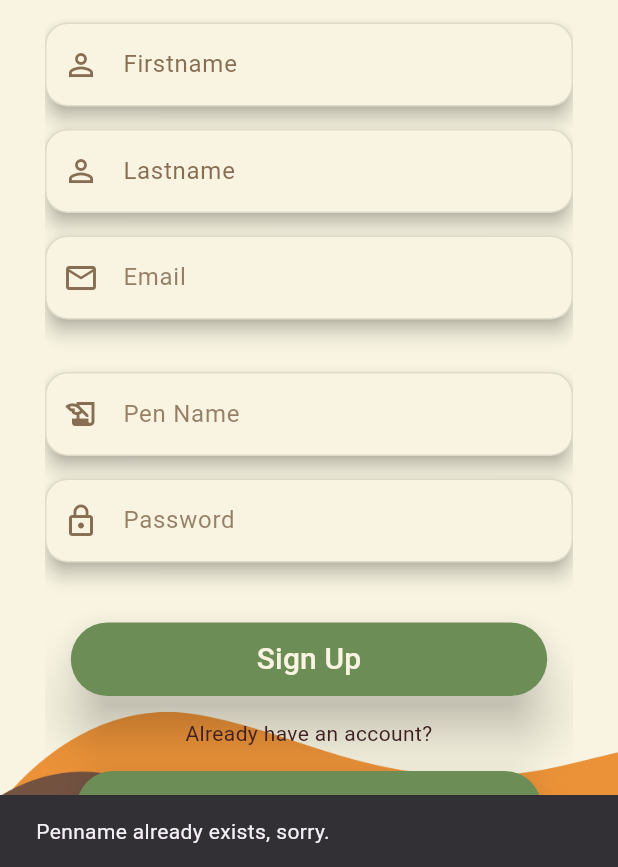
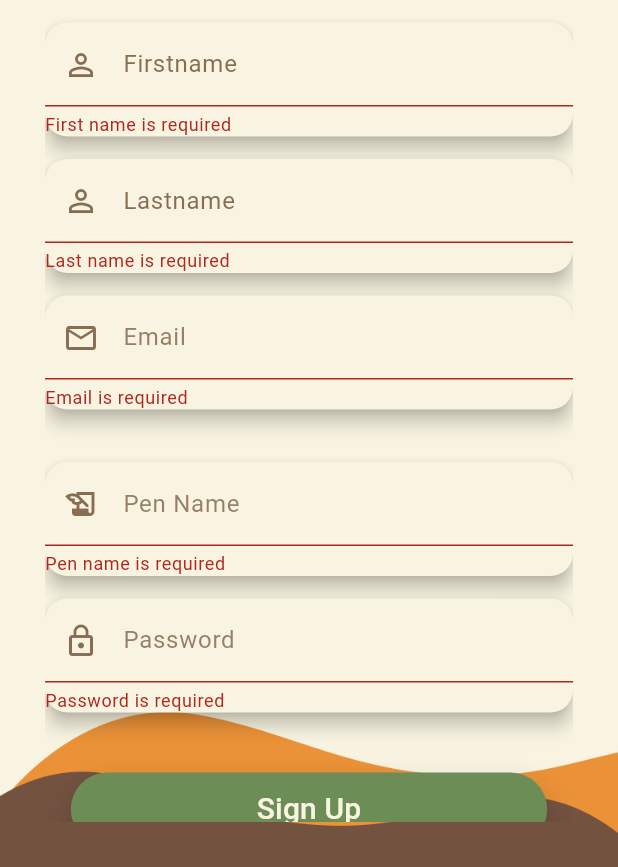
Before and after one commit to JArangali/Whispyr_Flutter_Finals, a Flutter app: the insertForm screen opened directly, after a tap on "Sign Up", on a phone screen of 412 x 824 dp, the part 369-1236 px from its top. Run offline on Flutter 3.47's test engine with Material 3 defaults, Android fonts, the phone set to English and light mode, and no system bars; our stand-ins replace cloud_firestore, firebase_core, shared_preferences, table_calendar; accounts and stored records are empty.

Commit message:
Validations Done

```diff
--- a/lib/signup.dart
+++ b/lib/signup.dart
@@ -36,6 +36,9 @@ class insertForm extends StatefulWidget {
 
 class _insertFormState extends State<insertForm> {
   @override
+  final _formKey = GlobalKey<FormState>();
+
+
   var FirstnameController = TextEditingController();
   var LastnameController = TextEditingController();
   var EmailController = TextEditingController();
@@ -60,6 +63,7 @@ class _insertFormState extends State<insertForm> {
               ),
             ),
             child: Form(
+                key: _formKey,
                 child: ListView(
                   children: [
 
@@ -85,6 +89,12 @@ class _insertFormState extends State<insertForm> {
                       child:
                       TextFormField(
                         controller: FirstnameController,
+                        validator: (value) {
+                          if (value == null || value.isEmpty) {
+                            return 'First name is required';
+                          }
+                          return null;
+                        },
                         decoration: InputDecoration(
                           labelText: "Firstname",
                           labelStyle: TextStyle(
@@ -122,6 +132,12 @@ class _insertFormState extends State<insertForm> {
                       child:
                       TextFormField(
                         controller: LastnameController,
+                        validator: (value) {
+                          if (value == null || value.isEmpty) {
+                            return 'Last name is required';
+                          }
+                          return null;
+                        },
                         decoration: InputDecoration(
                           labelText: "Lastname",
                           labelStyle: TextStyle(
@@ -159,26 +175,24 @@ class _insertFormState extends State<insertForm> {
                       child:
                       TextFormField(
                         controller: EmailController,
+                        validator: (value) {
+                          if (value == null || value.isEmpty) {
+                            return 'Email is required';
+                          } else if (!value.contains('@')) {
+                            return 'Enter a valid email';
+                          }
+                          return null;
+                        },
                         decoration: InputDecoration(
                           labelText: "Email",
-                          labelStyle: TextStyle(
-                              color: Color(0xa6614124)
-                          ),
-
+                          labelStyle: TextStyle(color: Color(0xa6614124)),
                           enabledBorder: OutlineInputBorder(
                             borderRadius: BorderRadius.circular(15),
-                              borderSide: BorderSide(
-                                color: Color(0x1a000000),
-                                width: 1,
-                              )
+                            borderSide: BorderSide(color: Color(0x1a000000), width: 1),
                           ),
-
                           focusedBorder: OutlineInputBorder(
                             borderRadius: BorderRadius.circular(15),
-                              borderSide: BorderSide(
-                                color: Color(0x1a000000),
-                                width: 1,
-                              )
+                            borderSide: BorderSide(color: Color(0x1a000000), width: 1),
                           ),
                           prefixIcon: Icon(Icons.email_outlined),
                           prefixIconColor: Color(0xbf614124),
@@ -196,6 +210,12 @@ class _insertFormState extends State<insertForm> {
                       child:
                       TextFormField(
                         controller: PennameController,
+                        validator: (value) {
+                          if (value == null || value.isEmpty) {
+                            return 'Pen name is required';
+                          }
+                          return null;
+                        },
                         decoration: InputDecoration(
                           labelText: "Pen Name",
                           labelStyle: TextStyle(
@@ -233,6 +253,15 @@ class _insertFormState extends State<insertForm> {
                       child:
                       TextFormField(
                         controller: PasswordController,
+                        obscureText: true,
+                        validator: (value) {
+                          if (value == null || value.isEmpty) {
+                            return 'Password is required';
+                          } else if (value.length < 6) {
+                            return 'Password must be at least 6 characters long';
+                          }
+                          return null;
+                        },
                         decoration: InputDecoration(
                           labelText: "Password",
                           labelStyle: TextStyle(
@@ -266,6 +295,7 @@ class _insertFormState extends State<insertForm> {
                       children: [
                         ElevatedButton(
                           onPressed: () async {
+                            if (_formKey.currentState!.validate()) {
                               var firstname = FirstnameController.text;
                               var lastname = LastnameController.text;
                               var email = EmailController.text;
@@ -276,7 +306,7 @@ class _insertFormState extends State<insertForm> {
                                 QuerySnapshot querySnapshot = await FirebaseFirestore.instance
                                     .collection('whispyr_users')
                                     .where('penname', isEqualTo: penname)
-                                  .limit(1) // optional: if you expect only one match
+                                    .limit(1)
                                     .get();
 
                                 if (querySnapshot.docs.isNotEmpty) {
@@ -286,17 +316,13 @@ class _insertFormState extends State<insertForm> {
                                     SnackBar(content: Text('Penname already exists, sorry.')),
                                   );
                                 } else {
-
-                                //no user found so it means this can be registered.
-                                FirebaseFirestore.instance.collection("whispyr_users").add(
-                                    {
-                                      "firstname" : firstname,
-                                      "lastname" : lastname,
-                                      "email" : email,
-                                      "penname" : penname,
-                                      "password" : password,
-                                    }
-                                );
+                                  await FirebaseFirestore.instance.collection("whispyr_users").add({
+                                    "firstname": firstname,
+                                    "lastname": lastname,
+                                    "email": email,
+                                    "penname": penname,
+                                    "password": password,
+                                  });
 
                                   if (context.mounted) {
                                     showDialog(
@@ -307,11 +333,10 @@ class _insertFormState extends State<insertForm> {
                                         actions: [
                                           TextButton(
                                             onPressed: () {
-                                            Navigator.of(context).pop(); // Close the dialog
-
+                                              Navigator.of(context).pop();
                                               Navigator.pushReplacement(
                                                 context,
-                                              MaterialPageRoute(builder: (context) => Login()), // Use the LoginPage widget directly
+                                                MaterialPageRoute(builder: (context) => Login()),
                                               );
                                             },
                                             child: Text('OK'),
@@ -324,10 +349,11 @@ class _insertFormState extends State<insertForm> {
                               } catch (e) {
                                 print('Error fetching user: $e');
                               }
+                            }
                           },
                           style: ElevatedButton.styleFrom(
-                            foregroundColor: Color(0xffF8F4E1),//change background color of button
-                            backgroundColor: Color(0xff6D8D57),//change text color of button
+                            foregroundColor: Color(0xffF8F4E1),
+                            backgroundColor: Color(0xff6D8D57),
                             shape: RoundedRectangleBorder(
                               borderRadius: BorderRadius.circular(25),
                             ),
```
Lines whose indentation alone changed are shown as unchanged.
